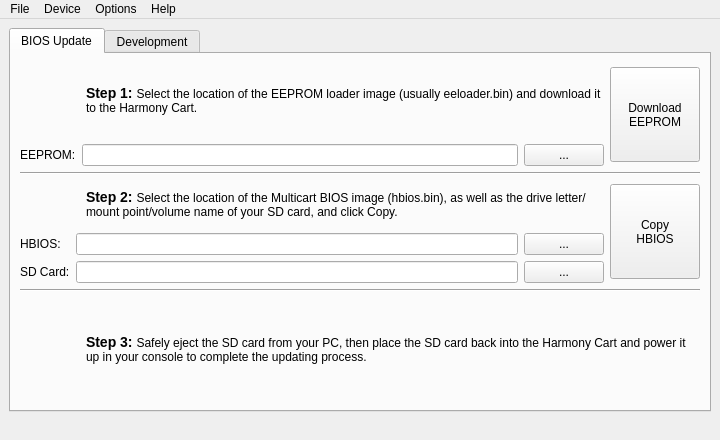
Old version of the form harmonycartwindow.ui in the repository sa666666/harmonycart.
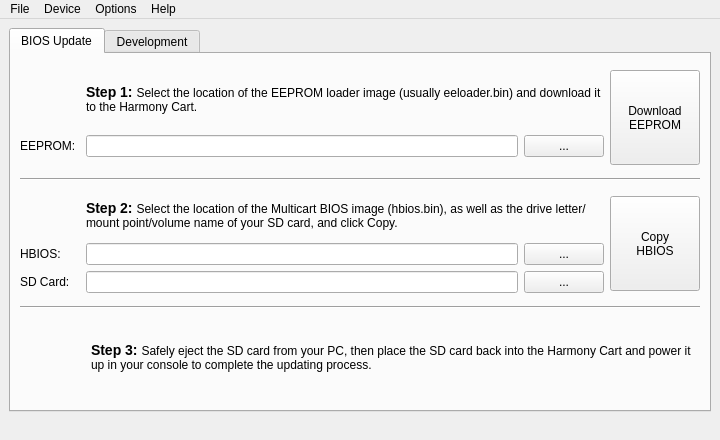
New version of the form. Icons and pictures are not drawn.

Commit message: Some tweaks to the BIOS tab layout.

What changed in the file:
```diff
--- a/harmonycartwindow.ui
+++ b/harmonycartwindow.ui
@@ -63,12 +63,12 @@
        <attribute name="title">
         <string>BIOS Update</string>
        </attribute>
-       <layout class="QVBoxLayout" name="verticalLayout_3">
+       <layout class="QVBoxLayout" name="verticalLayout_2">
+        <item>
+         <layout class="QHBoxLayout" name="horizontalLayout_5">
         <item>
          <layout class="QGridLayout" name="gridLayout_3">
           <item row="0" column="0">
-           <layout class="QHBoxLayout" name="horizontalLayout_7">
-            <item>
              <widget class="QLabel" name="label_7">
               <property name="minimumSize">
                <size>
@@ -90,7 +90,7 @@
               </property>
              </widget>
             </item>
-            <item>
+            <item row="0" column="1">
              <widget class="QLabel" name="label_8">
               <property name="minimumSize">
                <size>
@@ -109,38 +109,14 @@
               </property>
              </widget>
             </item>
-           </layout>
-          </item>
-          <item row="0" column="1" rowspan="2">
-           <widget class="QPushButton" name="updateBIOSButton">
-            <property name="sizePolicy">
-             <sizepolicy hsizetype="Fixed" vsizetype="Fixed">
-              <horstretch>0</horstretch>
-              <verstretch>0</verstretch>
-             </sizepolicy>
-            </property>
-            <property name="minimumSize">
-             <size>
-              <width>90</width>
-              <height>95</height>
-             </size>
-            </property>
-            <property name="text">
-             <string>Download
-EEPROM</string>
-            </property>
-           </widget>
-          </item>
           <item row="1" column="0">
-           <layout class="QHBoxLayout" name="horizontalLayout_5">
-            <item>
              <widget class="QLabel" name="label_9">
               <property name="text">
                <string>EEPROM:</string>
               </property>
              </widget>
             </item>
-            <item>
+            <item row="1" column="1">
              <layout class="QHBoxLayout" name="horizontalLayout_6">
               <item>
                <widget class="QLineEdit" name="eepromFileEdit">
@@ -175,6 +151,26 @@
             </item>
            </layout>
           </item>
+          <item>
+           <widget class="QPushButton" name="updateBIOSButton">
+            <property name="sizePolicy">
+             <sizepolicy hsizetype="Fixed" vsizetype="Fixed">
+              <horstretch>0</horstretch>
+              <verstretch>0</verstretch>
+             </sizepolicy>
+            </property>
+            <property name="minimumSize">
+             <size>
+              <width>90</width>
+              <height>95</height>
+             </size>
+            </property>
+            <property name="text">
+             <string>Download
+EEPROM</string>
+            </property>
+           </widget>
+          </item>
          </layout>
         </item>
         <item>
@@ -185,10 +181,10 @@
          </widget>
         </item>
         <item>
-         <layout class="QGridLayout" name="gridLayout_5">
-          <item row="0" column="0">
-           <layout class="QHBoxLayout" name="horizontalLayout_8">
+         <layout class="QHBoxLayout" name="horizontalLayout_7">
             <item>
+           <layout class="QGridLayout" name="gridLayout_4">
+            <item row="0" column="0">
              <widget class="QLabel" name="label_10">
               <property name="minimumSize">
                <size>
@@ -210,7 +206,7 @@
               </property>
              </widget>
             </item>
-            <item>
+            <item row="0" column="1">
              <widget class="QLabel" name="label_11">
               <property name="minimumSize">
                <size>
@@ -229,51 +225,14 @@
               </property>
              </widget>
             </item>
-           </layout>
-          </item>
-          <item row="0" column="1" rowspan="2">
-           <widget class="QPushButton" name="copyHBIOSButton">
-            <property name="sizePolicy">
-             <sizepolicy hsizetype="Fixed" vsizetype="Fixed">
-              <horstretch>0</horstretch>
-              <verstretch>0</verstretch>
-             </sizepolicy>
-            </property>
-            <property name="minimumSize">
-             <size>
-              <width>90</width>
-              <height>95</height>
-             </size>
-            </property>
-            <property name="text">
-             <string>Copy
-HBIOS</string>
-            </property>
-           </widget>
-          </item>
           <item row="1" column="0">
-           <layout class="QHBoxLayout" name="horizontalLayout_9">
-            <item>
-             <layout class="QGridLayout" name="gridLayout_4">
-              <item row="0" column="0">
                <widget class="QLabel" name="label_12">
                 <property name="text">
                  <string>HBIOS: </string>
                 </property>
                </widget>
               </item>
-              <item row="1" column="0">
-               <widget class="QLabel" name="label_13">
-                <property name="text">
-                 <string>SD Card:</string>
-                </property>
-               </widget>
-              </item>
-             </layout>
-            </item>
-            <item>
-             <layout class="QVBoxLayout" name="verticalLayout_2">
-              <item>
+            <item row="1" column="1">
                <layout class="QHBoxLayout" name="horizontalLayout_10">
                 <item>
                  <widget class="QLineEdit" name="hbiosFileEdit">
@@ -306,7 +265,14 @@
                 </item>
                </layout>
               </item>
-              <item>
+            <item row="2" column="0">
+             <widget class="QLabel" name="label_13">
+              <property name="text">
+               <string>SD Card:</string>
+              </property>
+             </widget>
+            </item>
+            <item row="2" column="1">
                <layout class="QHBoxLayout" name="horizontalLayout_12">
                 <item>
                  <widget class="QLineEdit" name="sdcardFileEdit">
@@ -341,7 +307,25 @@
               </item>
              </layout>
             </item>
-           </layout>
+          <item>
+           <widget class="QPushButton" name="copyHBIOSButton">
+            <property name="sizePolicy">
+             <sizepolicy hsizetype="Fixed" vsizetype="Fixed">
+              <horstretch>0</horstretch>
+              <verstretch>0</verstretch>
+             </sizepolicy>
+            </property>
+            <property name="minimumSize">
+             <size>
+              <width>90</width>
+              <height>95</height>
+             </size>
+            </property>
+            <property name="text">
+             <string>Copy
+HBIOS</string>
+            </property>
+           </widget>
           </item>
          </layout>
         </item>
@@ -353,12 +337,12 @@
          </widget>
         </item>
         <item>
-         <layout class="QHBoxLayout" name="horizontalLayout_11">
-          <item>
+         <layout class="QGridLayout" name="gridLayout_5">
+          <item row="0" column="0">
            <widget class="QLabel" name="label_14">
             <property name="minimumSize">
              <size>
-              <width>60</width>
+              <width>65</width>
               <height>70</height>
              </size>
             </property>
@@ -376,7 +360,7 @@
             </property>
            </widget>
           </item>
-          <item>
+          <item row="0" column="1">
            <widget class="QLabel" name="label_15">
             <property name="minimumSize">
              <size>
```
Lines whose indentation alone changed are shown as unchanged.
